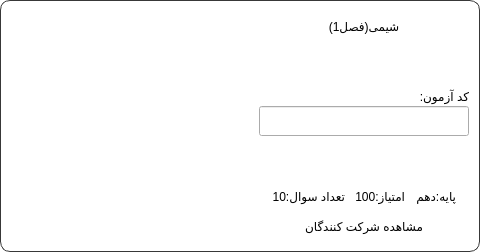
Old version of the form App/ui/teacherCardFrame.ui in the repository MohammadSangSefidi/QuizMaster.
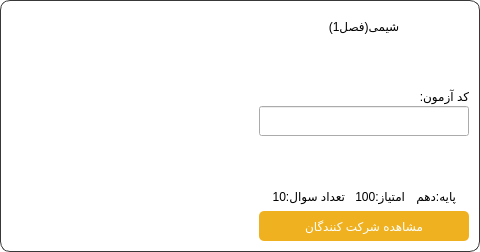
New version of the form.

```diff
--- a/App/ui/teacherCardFrame.ui
+++ b/App/ui/teacherCardFrame.ui
@@ -239,9 +239,14 @@
         </size>
        </property>
        <property name="styleSheet">
-        <string notr="true">border:none;
-background-color:#ffffff;
-border-radius:5px;</string>
+        <string notr="true">QPushButton#showMoreButton{
+	color: #ffffff;
+	background-color:  rgb(239, 177, 31);
+    border-radius: 5px;
+}
+QPushButton#showMoreButton:hover {
+	background-color: rgb(255, 210, 73);
+}</string>
        </property>
        <property name="text">
         <string>مشاهده شرکت کنندگان</string>
```
Left out of the diff: 6 changed lines with no effect on the pictures.
